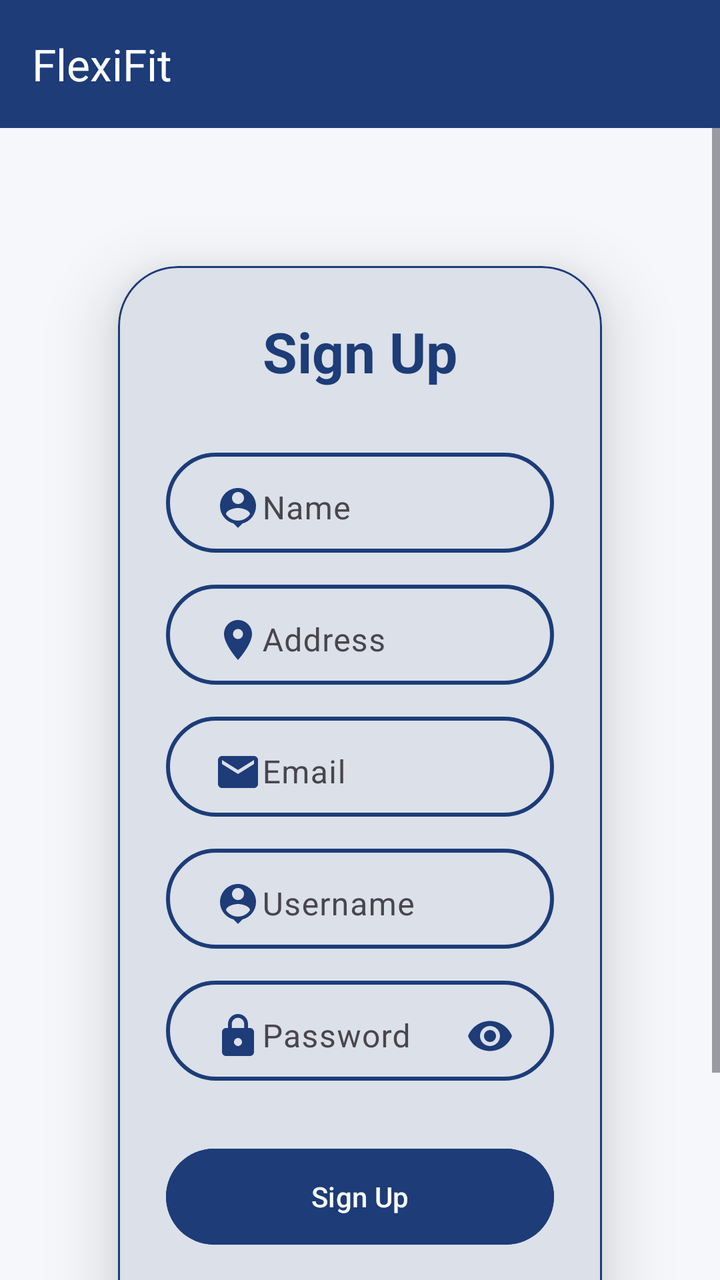
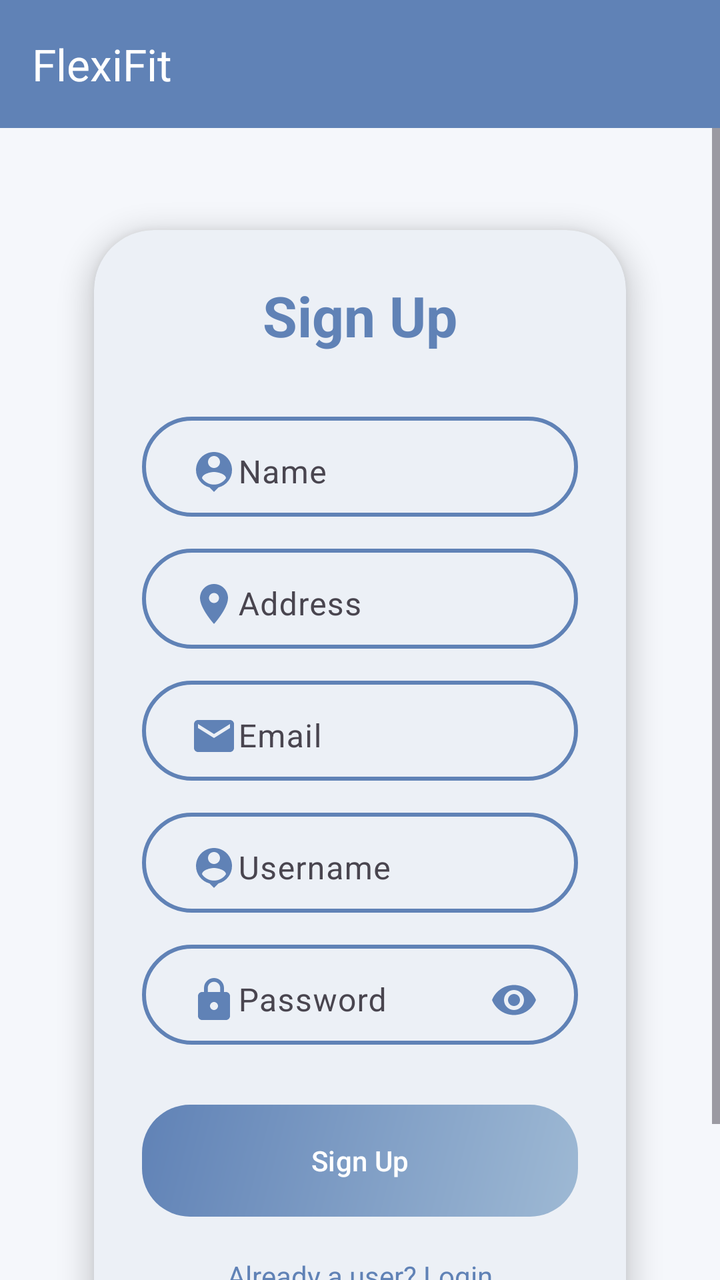

The first picture is an Android layout as it rendered before a commit; the second is the same layout after the commit. The layout source and the unified diff follow.
<!-- AndroidManifest.xml: application theme Theme.FlexiFitApp -->
<!-- res/layout/activity_signup.xml -->
<?xml version="1.0" encoding="utf-8"?>
<LinearLayout
    xmlns:android="http://schemas.android.com/apk/res/android"
    xmlns:app="http://schemas.android.com/apk/res-auto"
    xmlns:tools="http://schemas.android.com/tools"
    android:layout_width="match_parent"
    android:layout_height="match_parent"
    android:orientation="vertical"
    android:background="@color/background"
    tools:context=".SignupActivity">

    
    <com.google.android.material.appbar.MaterialToolbar
        android:id="@+id/topAppBar"
        android:layout_width="match_parent"
        android:layout_height="wrap_content"
        android:background="@color/colorPrimary"
        android:theme="@style/ThemeOverlay.Material3.Dark.ActionBar"
        app:title="FlexiFit"
        app:titleTextColor="@color/white" />

    <ScrollView
        android:layout_width="match_parent"
        android:layout_height="0dp"
        android:layout_weight="1"
        android:padding="0dp">

        <LinearLayout
            android:layout_width="match_parent"
            android:layout_height="wrap_content"
            android:orientation="vertical"
            android:gravity="center_horizontal">

            
            <com.google.android.material.card.MaterialCardView
                android:id="@+id/cardSignup"
                android:layout_width="match_parent"
                android:layout_height="wrap_content"
                android:layout_margin="30dp"
                app:cardCornerRadius="30dp"
                app:cardElevation="20dp"
                app:cardUseCompatPadding="true"
                app:cardBackgroundColor="@color/surface"
                app:strokeColor="@color/colorPrimary"
                app:strokeWidth="1dp">

                <LinearLayout
                    android:layout_width="match_parent"
                    android:layout_height="wrap_content"
                    android:orientation="vertical"
                    android:padding="24dp">

                    
                    <TextView
                        android:id="@+id/signupTitle"
                        android:layout_width="match_parent"
                        android:layout_height="wrap_content"
                        android:text="Sign Up"
                        android:textAlignment="center"
                        android:textSize="28sp"
                        android:textStyle="bold"
                        android:textColor="@color/aut_color" />

                    
                    <com.google.android.material.textfield.TextInputLayout
                        android:layout_width="match_parent"
                        android:layout_height="50dp"
                        android:layout_marginTop="32dp"
                        android:background="@drawable/flexifit_border"
                        app:hintTextColor="@color/textPrimary"
                        android:paddingHorizontal="8dp">

                        <com.google.android.material.textfield.TextInputEditText
                            android:id="@+id/signup_name"
                            android:layout_width="match_parent"
                            android:layout_height="match_parent"
                            android:hint="Name"
                            android:background="@android:color/transparent"
                            android:textColor="@color/textPrimary"
                            android:textColorHint="@color/textPrimary"
                            android:drawableStart="@drawable/baseline_person_pin_24"
                            android:drawableTint="@color/colorPrimary"
                            android:padding="8dp" />
                    </com.google.android.material.textfield.TextInputLayout>

                    
                    <com.google.android.material.textfield.TextInputLayout
                        android:layout_width="match_parent"
                        android:layout_height="50dp"
                        android:layout_marginTop="16dp"
                        android:background="@drawable/flexifit_border"
                        app:hintTextColor="@color/textPrimary"
                        android:paddingHorizontal="8dp">

                        <com.google.android.material.textfield.TextInputEditText
                            android:id="@+id/signup_address"
                            android:layout_width="match_parent"
                            android:layout_height="match_parent"
                            android:hint="Address"
                            android:background="@android:color/transparent"
                            android:textColor="@color/textPrimary"
                            android:textColorHint="@color/textPrimary"
                            android:drawableStart="@drawable/baseline_location_on_24"
                            android:drawableTint="@color/colorPrimary"
                            android:padding="8dp" />
                    </com.google.android.material.textfield.TextInputLayout>

                    
                    <com.google.android.material.textfield.TextInputLayout
                        android:layout_width="match_parent"
                        android:layout_height="50dp"
                        android:layout_marginTop="16dp"
                        android:background="@drawable/flexifit_border"
                        app:hintTextColor="@color/textPrimary"
                        android:paddingHorizontal="8dp">

                        <com.google.android.material.textfield.TextInputEditText
                            android:id="@+id/signup_email"
                            android:layout_width="match_parent"
                            android:layout_height="match_parent"
                            android:hint="Email"
                            android:inputType="textEmailAddress"
                            android:background="@android:color/transparent"
                            android:textColor="@color/textPrimary"
                            android:textColorHint="@color/textPrimary"
                            android:drawableStart="@drawable/baseline_email_24"
                            android:drawableTint="@color/colorPrimary"
                            android:padding="8dp" />
                    </com.google.android.material.textfield.TextInputLayout>

                    
                    <com.google.android.material.textfield.TextInputLayout
                        android:layout_width="match_parent"
                        android:layout_height="50dp"
                        android:layout_marginTop="16dp"
                        android:background="@drawable/flexifit_border"
                        app:hintTextColor="@color/textSecondary"
                        android:paddingHorizontal="8dp">

                        <com.google.android.material.textfield.TextInputEditText
                            android:id="@+id/signup_username"
                            android:layout_width="match_parent"
                            android:layout_height="match_parent"
                            android:hint="Username"
                            android:background="@android:color/transparent"
                            android:textColor="@color/textPrimary"
                            android:textColorHint="@color/textPrimary"
                            android:drawableStart="@drawable/baseline_person_pin_24"
                            android:drawableTint="@color/colorPrimary"
                            android:padding="8dp" />
                    </com.google.android.material.textfield.TextInputLayout>

                    
                    <com.google.android.material.textfield.TextInputLayout
                        android:id="@+id/tilpass"
                        android:layout_width="match_parent"
                        android:layout_height="50dp"
                        android:layout_marginTop="16dp"
                        android:background="@drawable/flexifit_border"
                        android:paddingHorizontal="8dp"
                        app:endIconMode="password_toggle"
                        app:endIconTint="@color/colorPrimary"
                        app:hintTextColor="@color/textPrimary"
                        app:errorIconDrawable="@null">

                        <com.google.android.material.textfield.TextInputEditText
                            android:id="@+id/signup_password"
                            android:layout_width="match_parent"
                            android:layout_height="match_parent"
                            android:hint="Password"
                            android:inputType="textPassword"
                            android:background="@android:color/transparent"
                            android:textColor="@color/textPrimary"
                            android:textColorHint="@color/textPrimary"
                            android:drawableStart="@drawable/baseline_lock_24"
                            android:drawableTint="@color/colorPrimary"
                            android:padding="8dp" />
                    </com.google.android.material.textfield.TextInputLayout>

                    
                    <com.google.android.material.button.MaterialButton
                        android:id="@+id/signup_button"
                        style="@style/Widget.Material3.Button"
                        android:layout_width="match_parent"
                        android:layout_height="56dp"
                        android:layout_marginTop="30dp"
                        android:text="Sign Up"
                        android:textAllCaps="false"
                        android:textColor="@color/white"
                        android:backgroundTint="@color/colorPrimary"
                        app:cornerRadius="24dp"/>

                    
                    <TextView
                        android:id="@+id/loginRedirectText"
                        android:layout_width="wrap_content"
                        android:layout_height="wrap_content"
                        android:text="Already a user? Login"
                        android:layout_gravity="center"
                        android:padding="8dp"
                        android:layout_marginTop="12dp"
                        android:textColor="@color/redirect_color"
                        android:textSize="14sp" />

                </LinearLayout>

            </com.google.android.material.card.MaterialCardView>

        </LinearLayout>

    </ScrollView>

</LinearLayout>
<!-- resources referenced by this layout -->
<resources>
  <color name="aut_color">@color/colorPrimary</color>
  <color name="background">#F5F7FB</color>
  <color name="colorPrimary">#1D3C78</color>
  <color name="redirect_color">@color/colorPrimary</color>
  <color name="surface">#FFFFFF</color>
  <color name="textPrimary">#111111</color>
  <color name="textSecondary">#666666</color>
  <color name="white">#FFFFFF</color>
  <!-- drawable baseline_email_24 (drawable) -->
  <vector xmlns:android="http://schemas.android.com/apk/res/android" android:height="24dp" android:tint="@color/colorPrimary" android:viewportHeight="24" android:viewportWidth="24" android:width="24dp">
        
      <path android:fillColor="@android:color/white" android:pathData="M20,4L4,4c-1.1,0 -1.99,0.9 -1.99,2L2,18c0,1.1 0.9,2 2,2h16c1.1,0 2,-0.9 2,-2L22,6c0,-1.1 -0.9,-2 -2,-2zM20,8l-8,5 -8,-5L4,6l8,5 8,-5v2z"/>
      
  </vector>
  <!-- drawable flexifit_border (drawable) -->
  <?xml version="1.0" encoding="utf-8"?>
  <shape xmlns:android="http://schemas.android.com/apk/res/android"
      android:shape="rectangle">
  
      <stroke
          android:width="2dp"
          android:color="@color/colorPrimary"/>
  
      <corners
          android:radius="30dp"/>
  
  </shape>
  <style name="Theme.FlexiFitApp" parent="Base.Theme.FlexiFitApp">
          
          <item name="navigationViewStyle">@style/Widget.FlexiFit.NavigationView</item>
      </style>
  <style name="Base.Theme.FlexiFitApp" parent="Theme.Material3.Light.NoActionBar">
  
          
          <item name="colorPrimary">#1D3C78</item>
          <item name="colorPrimaryContainer">#28488C</item>
          <item name="colorSecondary">#4A7BD0</item>
          <item name="colorSecondaryContainer">#6B96E0</item>
  
          
          <item name="android:colorBackground">#F5F7FA</item>
          <item name="colorSurface">#FFFFFF</item>
  
          
          <item name="colorOnPrimary">#FFFFFF</item>
          <item name="colorOnSecondary">#FFFFFF</item>
          <item name="colorOnSurface">#1A1A1A</item>
  
          
          <item name="android:statusBarColor" tools:targetApi="l">#162F5A</item>
  
          
          <item name="android:navigationBarColor" tools:targetApi="l">#1D3C78</item>
  
      </style>
  <style name="Widget.FlexiFit.NavigationView" parent="Widget.Material3.NavigationView">
          
          <item name="android:background">@color/drawer_bg</item>
  
          
          <item name="itemTextColor">@color/nav_item_text_color</item>
          <item name="itemIconTint">@color/nav_item_icon_tint</item>
  
          
          <item name="itemBackground">@drawable/nav_item_background</item>
      </style>
  <color name="drawer_bg">#FFFFFF</color>
  <!-- drawable nav_item_background (drawable) -->
  <?xml version="1.0" encoding="utf-8"?>
  <selector xmlns:android="http://schemas.android.com/apk/res/android">
      
      <item android:state_checked="true" android:drawable="@drawable/nav_item_bg_selected" />
      
      <item android:drawable="@android:color/transparent" />
  </selector>
  <!-- drawable nav_item_bg_selected (drawable) -->
  <?xml version="1.0" encoding="utf-8"?>
  <shape xmlns:android="http://schemas.android.com/apk/res/android"
      android:shape="rectangle">
  
      <solid android:color="@color/nav_item_active_bg" />
  
      
      <corners android:radius="24dp" />
  
  </shape>
  <color name="nav_item_active_bg">@color/colorPrimary</color>
  <!-- unchanged entries left out for length: 3 -->
</resources>

<!-- the commit's change to res/layout/activity_signup.xml (unified diff, before → after) -->
@@ -38,11 +38,11 @@
                 android:layout_height="wrap_content"
                 android:layout_margin="30dp"
                 app:cardCornerRadius="30dp"
-                app:cardElevation="20dp"
+                app:cardElevation="8dp"
                 app:cardUseCompatPadding="true"
                 app:cardBackgroundColor="@color/surface"
                 app:strokeColor="@color/colorPrimary"
-                app:strokeWidth="1dp">
+                app:strokeWidth="0dp">
 
                 <LinearLayout
                     android:layout_width="match_parent"
@@ -187,7 +187,8 @@
                         android:text="Sign Up"
                         android:textAllCaps="false"
                         android:textColor="@color/white"
-                        android:backgroundTint="@color/colorPrimary"
+                        app:backgroundTint="@null"
+                        android:background="@drawable/btn_gradient"
                         app:cornerRadius="24dp"/>
 
                     
@@ -210,4 +211,24 @@
 
     </ScrollView>
 
+
+    <FrameLayout
+        android:id="@+id/loadingOverlay"
+        android:layout_width="0dp"
+        android:layout_height="0dp"
+        android:visibility="gone"
+        android:background="#80000000"
+        app:layout_constraintTop_toTopOf="parent"
+        app:layout_constraintBottom_toBottomOf="parent"
+        app:layout_constraintStart_toStartOf="parent"
+        app:layout_constraintEnd_toEndOf="parent">
+
+        <com.google.android.material.progressindicator.CircularProgressIndicator
+            android:layout_width="60dp"
+            android:layout_height="60dp"
+            android:layout_gravity="center"
+            app:indicatorSize="60dp"
+            app:trackThickness="5dp"/>
+    </FrameLayout>
+
 </LinearLayout>
<!-- resource entries referenced after the edit -->
@@ -2,11 +2,11 @@
 <resources>
   <color name="aut_color">@color/colorPrimary</color>
   <color name="background">#F5F7FB</color>
-  <color name="colorPrimary">#1D3C78</color>
+  <color name="colorPrimary">#6082B6</color>
   <color name="redirect_color">@color/colorPrimary</color>
   <color name="surface">#FFFFFF</color>
-  <color name="textPrimary">#111111</color>
-  <color name="textSecondary">#666666</color>
+  <color name="textPrimary">#1d1617 </color>
+  <color name="textSecondary">#7b6f72 </color>
   <color name="white">#FFFFFF</color>
   <!-- drawable baseline_email_24 (drawable) -->
   <vector xmlns:android="http://schemas.android.com/apk/res/android" android:height="24dp" android:tint="@color/colorPrimary" android:viewportHeight="24" android:viewportWidth="24" android:width="24dp">
@@ -14,6 +14,17 @@
       <path android:fillColor="@android:color/white" android:pathData="M20,4L4,4c-1.1,0 -1.99,0.9 -1.99,2L2,18c0,1.1 0.9,2 2,2h16c1.1,0 2,-0.9 2,-2L22,6c0,-1.1 -0.9,-2 -2,-2zM20,8l-8,5 -8,-5L4,6l8,5 8,-5v2z"/>
       
   </vector>
+  <!-- drawable btn_gradient (drawable) -->
+  <?xml version="1.0" encoding="utf-8"?>
+  <shape xmlns:android="http://schemas.android.com/apk/res/android">
+      <gradient
+          android:startColor="@color/gradientStart"
+          android:endColor="@color/gradientEnd"
+          android:angle="315"
+          android:type="linear" />
+  
+      <corners android:radius="24dp" />
+  </shape>
   <!-- drawable flexifit_border (drawable) -->
   <?xml version="1.0" encoding="utf-8"?>
   <shape xmlns:android="http://schemas.android.com/apk/res/android"
@@ -31,13 +42,15 @@
           
           <item name="navigationViewStyle">@style/Widget.FlexiFit.NavigationView</item>
       </style>
+  <color name="gradientStart">#6082B6</color>
+  <color name="gradientEnd">#9eb9d4   </color>
   <style name="Base.Theme.FlexiFitApp" parent="Theme.Material3.Light.NoActionBar">
   
           
-          <item name="colorPrimary">#1D3C78</item>
-          <item name="colorPrimaryContainer">#28488C</item>
-          <item name="colorSecondary">#4A7BD0</item>
-          <item name="colorSecondaryContainer">#6B96E0</item>
+          <item name="colorPrimary">#6082B6 </item>
+          <item name="colorPrimaryContainer">#6082B6</item>
+          <item name="colorSecondary">#6093b6</item>
+          <item name="colorSecondaryContainer">#6093b6</item>
   
           
           <item name="android:colorBackground">#F5F7FA</item>
@@ -49,10 +62,10 @@
           <item name="colorOnSurface">#1A1A1A</item>
   
           
-          <item name="android:statusBarColor" tools:targetApi="l">#162F5A</item>
+          <item name="android:statusBarColor" tools:targetApi="l">#6082B6</item>
   
           
-          <item name="android:navigationBarColor" tools:targetApi="l">#1D3C78</item>
+          <item name="android:navigationBarColor" tools:targetApi="l">#6082B6</item>
   
       </style>
   <style name="Widget.FlexiFit.NavigationView" parent="Widget.Material3.NavigationView">
